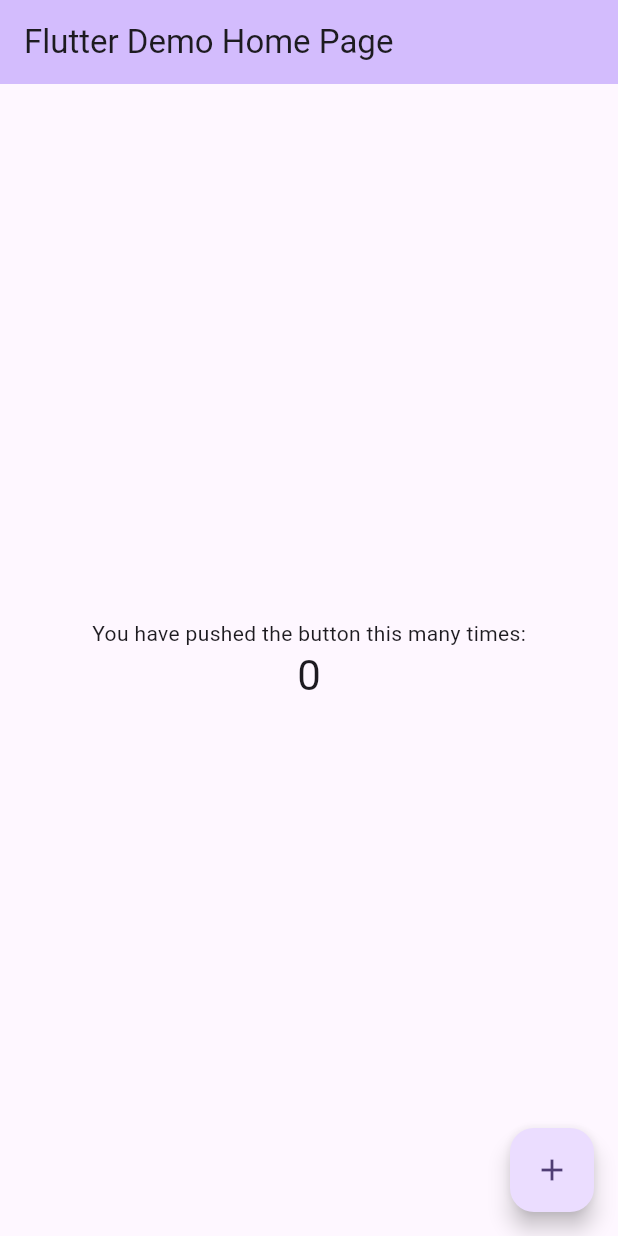
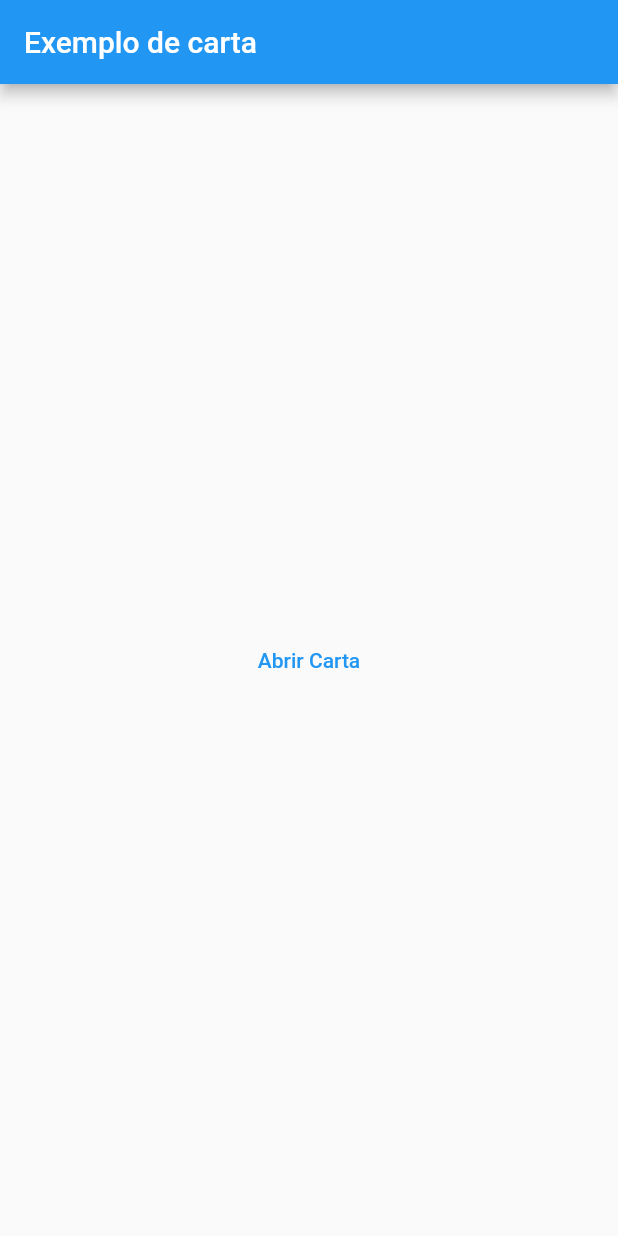
Before and after one commit to GabrielWaif/PAC-IV, a Flutter app: the screen it shows after launch, on a phone screen of 412 x 824 dp. Run offline on Flutter 3.47's test engine with Material 2 defaults, Android fonts, the phone set to English and light mode, and no system bars.

Commit message:
added-starting-widget

```diff
--- a/pac_4/lib/main.dart
+++ b/pac_4/lib/main.dart
@@ -1,125 +1,53 @@
 import 'package:flutter/material.dart';
 
-void main() {
-  runApp(const MyApp());
-}
+void main() => runApp(const AlertDialogExampleApp());
 
-class MyApp extends StatelessWidget {
-  const MyApp({super.key});
+class AlertDialogExampleApp extends StatelessWidget {
+  const AlertDialogExampleApp({super.key});
 
-  // This widget is the root of your application.
   @override
   Widget build(BuildContext context) {
     return MaterialApp(
-      title: 'Flutter Demo',
-      theme: ThemeData(
-        // This is the theme of your application.
-        //
-        // TRY THIS: Try running your application with "flutter run". You'll see
-        // the application has a blue toolbar. Then, without quitting the app,
-        // try changing the seedColor in the colorScheme below to Colors.green
-        // and then invoke "hot reload" (save your changes or press the "hot
-        // reload" button in a Flutter-supported IDE, or press "r" if you used
-        // the command line to start the app).
-        //
-        // Notice that the counter didn't reset back to zero; the application
-        // state is not lost during the reload. To reset the state, use hot
-        // restart instead.
-        //
-        // This works for code too, not just values: Most code changes can be
-        // tested with just a hot reload.
-        colorScheme: ColorScheme.fromSeed(seedColor: Colors.deepPurple),
-        useMaterial3: true,
+      home: Scaffold(
+        appBar: AppBar(title: const Text('Exemplo de carta')),
+        body: const Center(
+          child: DialogExample(),
+        ),
       ),
-      home: const MyHomePage(title: 'Flutter Demo Home Page'),
     );
   }
 }
 
-class MyHomePage extends StatefulWidget {
-  const MyHomePage({super.key, required this.title});
-
-  // This widget is the home page of your application. It is stateful, meaning
-  // that it has a State object (defined below) that contains fields that affect
-  // how it looks.
-
-  // This class is the configuration for the state. It holds the values (in this
-  // case the title) provided by the parent (in this case the App widget) and
-  // used by the build method of the State. Fields in a Widget subclass are
-  // always marked "final".
-
-  final String title;
-
-  @override
-  State<MyHomePage> createState() => _MyHomePageState();
-}
-
-class _MyHomePageState extends State<MyHomePage> {
-  int _counter = 0;
-
-  void _incrementCounter() {
-    setState(() {
-      // This call to setState tells the Flutter framework that something has
-      // changed in this State, which causes it to rerun the build method below
-      // so that the display can reflect the updated values. If we changed
-      // _counter without calling setState(), then the build method would not be
-      // called again, and so nothing would appear to happen.
-      _counter++;
-    });
-  }
+class DialogExample extends StatelessWidget {
+  const DialogExample({super.key});
 
   @override
   Widget build(BuildContext context) {
-    // This method is rerun every time setState is called, for instance as done
-    // by the _incrementCounter method above.
-    //
-    // The Flutter framework has been optimized to make rerunning build methods
-    // fast, so that you can just rebuild anything that needs updating rather
-    // than having to individually change instances of widgets.
-    return Scaffold(
-      appBar: AppBar(
-        // TRY THIS: Try changing the color here to a specific color (to
-        // Colors.amber, perhaps?) and trigger a hot reload to see the AppBar
-        // change color while the other colors stay the same.
-        backgroundColor: Theme.of(context).colorScheme.inversePrimary,
-        // Here we take the value from the MyHomePage object that was created by
-        // the App.build method, and use it to set our appbar title.
-        title: Text(widget.title),
-      ),
-      body: Center(
-        // Center is a layout widget. It takes a single child and positions it
-        // in the middle of the parent.
-        child: Column(
-          // Column is also a layout widget. It takes a list of children and
-          // arranges them vertically. By default, it sizes itself to fit its
-          // children horizontally, and tries to be as tall as its parent.
-          //
-          // Column has various properties to control how it sizes itself and
-          // how it positions its children. Here we use mainAxisAlignment to
-          // center the children vertically; the main axis here is the vertical
-          // axis because Columns are vertical (the cross axis would be
-          // horizontal).
-          //
-          // TRY THIS: Invoke "debug painting" (choose the "Toggle Debug Paint"
-          // action in the IDE, or press "p" in the console), to see the
-          // wireframe for each widget.
-          mainAxisAlignment: MainAxisAlignment.center,
-          children: <Widget>[
-            const Text(
-              'You have pushed the button this many times:',
+    return TextButton(
+      onPressed: () => showDialog<String>(
+        context: context,
+        builder: (BuildContext context) => AlertDialog(
+          title: const Text('Título da carta'),
+          content: Column(
+            children: <Widget>[
+              const Text('Descrição da Carta'),
+              const SizedBox(height: 20), // Espaço entre texto e imagem
+              Image.asset('./assets/lanso.jpg'), // Substitua pelo caminho da sua imagem
+            ],
+          ),
+          actions: <Widget>[
+            TextButton(
+              onPressed: () => Navigator.pop(context, 'Cancel'),
+              child: const Text('Sair'),
             ),
-            Text(
-              '$_counter',
-              style: Theme.of(context).textTheme.headlineMedium,
+            TextButton(
+              onPressed: () => Navigator.pop(context, 'OK'),
+              child: const Text('Like'),
             ),
           ],
         ),
       ),
-      floatingActionButton: FloatingActionButton(
-        onPressed: _incrementCounter,
-        tooltip: 'Increment',
-        child: const Icon(Icons.add),
-      ), // This trailing comma makes auto-formatting nicer for build methods.
+      child: const Text('Abrir Carta'),
     );
   }
 }
--- a/pac_4/pubspec.yaml
+++ b/pac_4/pubspec.yaml
@@ -59,8 +59,8 @@ flutter:
   uses-material-design: true
 
   # To add assets to your application, add an assets section, like this:
-  # assets:
-  #   - images/a_dot_burr.jpeg
+  assets:
+      - assets/lanso.jpg
   #   - images/a_dot_ham.jpeg
 
   # An image asset can refer to one or more resolution-specific "variants", see
```
Also changed, not shown: pac_4/assets/lanso.jpg (added), 1 other file.
